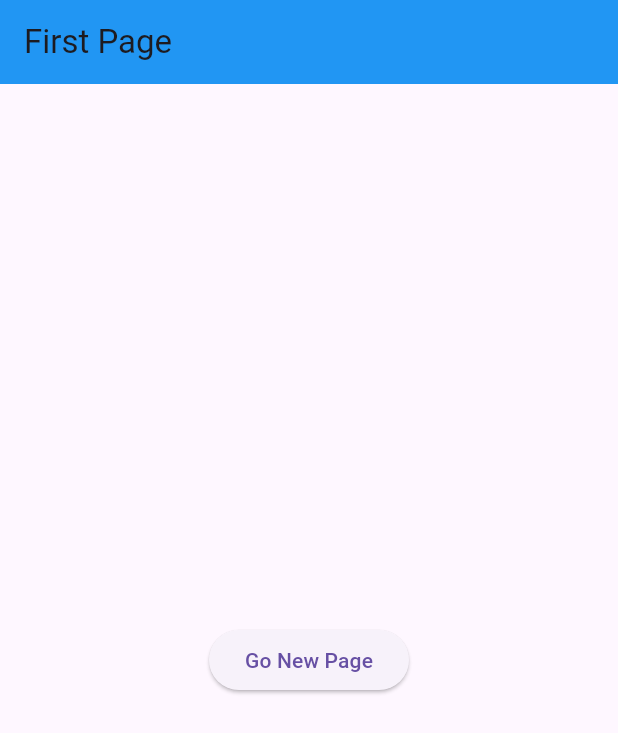
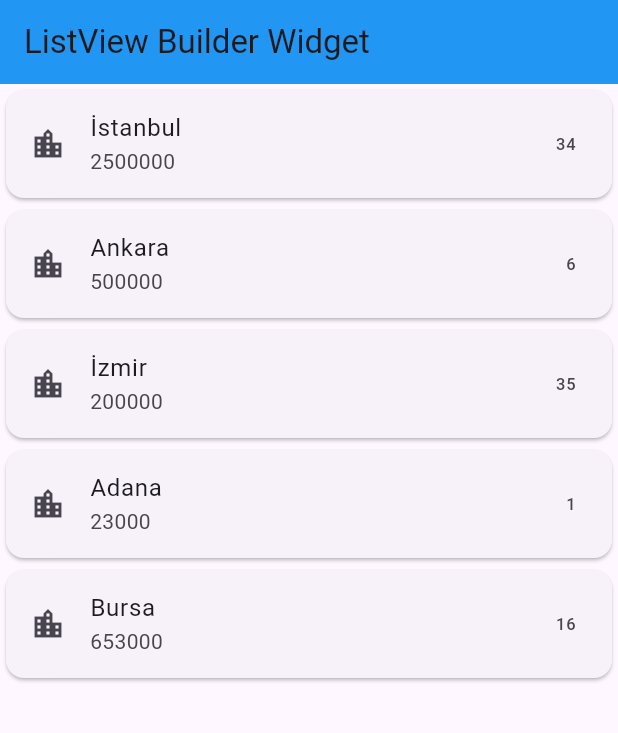
Before and after one commit to eminaydinalp/izu_mobile, a Flutter app: the screen it shows after launch, on a phone screen of 412 x 824 dp. Shown: the top 733 px of the screen. Run offline on Flutter 3.47's test engine with Material 3 defaults, Android fonts, the phone set to English and light mode, and no system bars.

Commit message:
Listview

```diff
--- /dev/null
+++ b/lib/MainWidgets/city.dart
@@ -0,0 +1,7 @@
+class City{
+  String name;
+  int population;
+  int plate;
+
+  City(this.name, this.population, this.plate);
+}
--- /dev/null
+++ b/lib/MainWidgets/list_view_builder.dart
@@ -0,0 +1,49 @@
+import 'package:flutter/material.dart';
+import 'package:konu_anlatim/MainWidgets/city.dart';
+
+class ListViewBuilder extends StatelessWidget {
+
+  List<String> _names = ["Ali", "Veli", "Ayşe", "Özge"];
+  List<City> _cties = [
+    City("İstanbul", 2500000, 34),
+    City("Ankara", 500000, 06),
+    City("İzmir", 200000, 35),
+    City("Adana", 23000, 01),
+    City("Bursa", 653000, 16),
+  ];
+  @override
+  Widget build(BuildContext context) {
+    return Scaffold(
+      appBar: AppBar(
+        title: Text("ListView Builder Widget"),
+        backgroundColor: Colors.blue,
+      ),
+
+      body: ListView.builder(
+        itemCount: _cties.length,
+        itemBuilder: _createCties,
+      ),
+    );
+  }
+
+  Widget? _createNames(BuildContext context, int index) {
+    return Text(_names[index]);
+  }
+
+  Widget? _createCties(BuildContext context, int index) {
+    return Card(
+      child: ListTile(
+        title: Text(_cties[index].name),
+        subtitle: Text(_cties[index].population.toString()),
+        trailing: Text(_cties[index].plate.toString()),
+        leading: Icon(Icons.location_city),
+        onTap: (){
+          print("City Name : " + _cties[index].name);
+          // City Detail sayfası oluşturup, hangi
+          // şehre basılırsa o şehrin bilgilerini
+          // Detay sayfasında gösterelim.
+        },
+      ),
+    );
+  }
+}
--- a/lib/main.dart
+++ b/lib/main.dart
@@ -5,6 +5,8 @@ import 'package:konu_anlatim/MainWidgets/ColumnAndRow.dart';
 import 'package:konu_anlatim/MainWidgets/ContainerWidget.dart';
 import 'package:konu_anlatim/MainWidgets/TextFieldWidget.dart';
 import 'package:konu_anlatim/MainWidgets/TextWidget.dart';
+import 'package:konu_anlatim/MainWidgets/list_view_builder.dart';
+import 'package:konu_anlatim/MainWidgets/list_view_widget.dart';
 import 'package:konu_anlatim/navigator_processes/first_page.dart';
 
 void main() {
@@ -18,7 +20,7 @@ class MyApp extends StatelessWidget {
   Widget build(BuildContext context) {
     return MaterialApp(
       debugShowCheckedModeBanner: false,
-      home: FirstPage()
+      home: ListViewBuilder()
     );
   }
 }
```
Also changed, not shown: lib/MainWidgets/list_view_widget.dart (added, +88 -0 lines).
